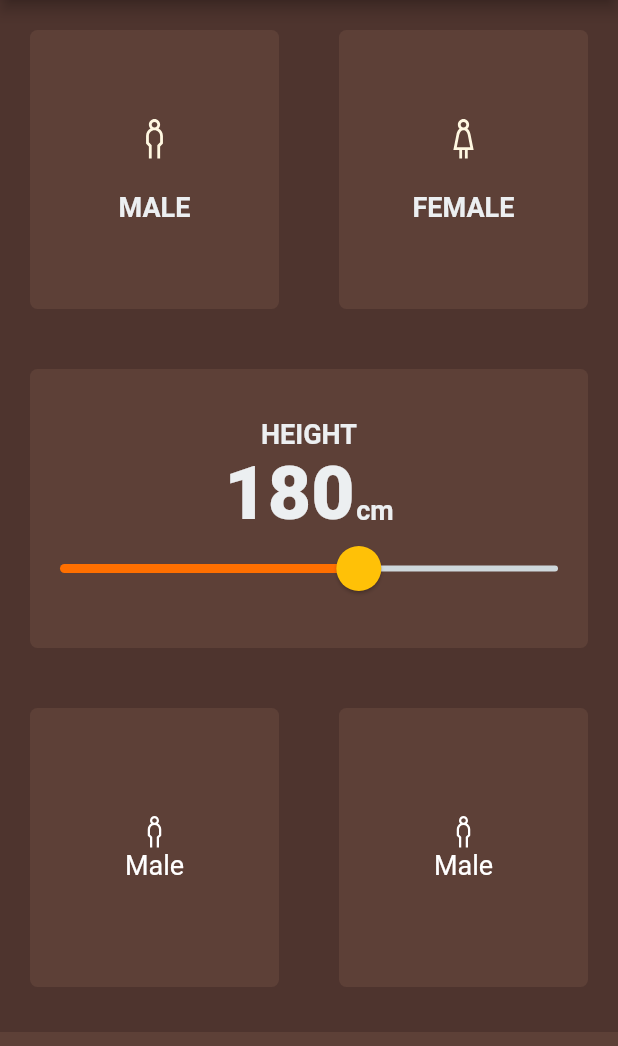
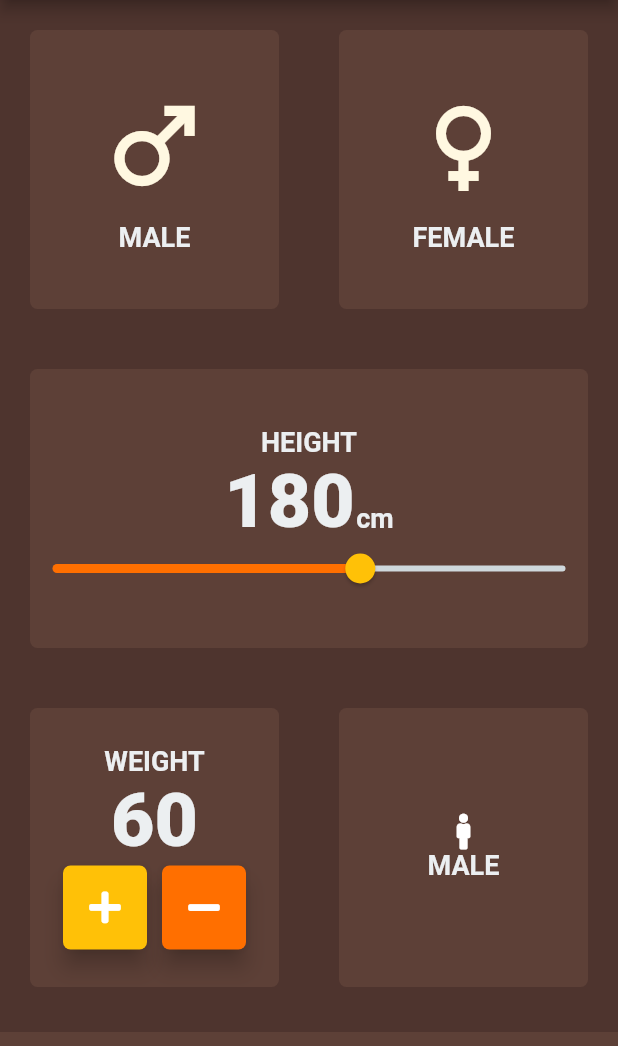
Before and after one commit to cyruskigo30/bmi_calculator, a Flutter app: the screen it shows after launch, on a phone screen of 412 x 824 dp, the part 84-1130 px from its top. Run offline on Flutter 3.47's test engine with Material 2 defaults, Android fonts, the phone set to English and light mode, and no system bars; our stand-ins replace font_awesome_flutter, line_icons.

Commit message:
Add the weight widget with active buttons

```diff
--- a/lib/constants.dart
+++ b/lib/constants.dart
@@ -1,7 +1,7 @@
 import 'package:flutter/material.dart';
 
-const double kImageIconSize = 30;
-const double kSizedBoxHeight = 20;
+const double kImageIconSize = 80;
+const double kSizedBoxHeight = 10;
 const kBottomContainerHeight = 80.0;
 Color kCardColor = Colors.brown.shade700;
 Color kActiveCardColor = Colors.brown.shade600;
--- a/lib/input_page.dart
+++ b/lib/input_page.dart
@@ -1,4 +1,5 @@
 import 'package:flutter/material.dart';
+import 'package:font_awesome_flutter/font_awesome_flutter.dart';
 import 'package:line_icons/line_icons.dart';
 // import 'package:font_awesome_flutter/font_awesome_flutter.dart';
 import 'package:bmi/icon_text_widget.dart';
@@ -12,6 +13,7 @@ enum GenderType {
 }
 GenderType selectedGender = GenderType.idle;
 int height = 180;
+int weight = 60;
 
 class InputPage extends StatefulWidget {
   const InputPage({Key? key}) : super(key: key);
@@ -52,7 +54,7 @@ class _InputPageState extends State<InputPage> {
                         ? kActiveCardColor
                         : kInActiveCardColor,
                     cardChild: const ReusableIconTextWidget(
-                      iconImager: LineIcons.male,
+                      iconImager: Icons.male,
                       iconLabel: 'MALE',
                     ),
                   ),
@@ -68,7 +70,7 @@ class _InputPageState extends State<InputPage> {
                         ? kActiveCardColor
                         : kInActiveCardColor,
                     cardChild: const ReusableIconTextWidget(
-                      iconImager: LineIcons.female,
+                      iconImager: Icons.female,
                       iconLabel: 'FEMALE',
                     ),
                   ),
@@ -105,9 +107,9 @@ class _InputPageState extends State<InputPage> {
                   SliderTheme(
                     data: SliderTheme.of(context).copyWith(
                       thumbShape:
-                          const RoundSliderThumbShape(enabledThumbRadius: 15),
+                          const RoundSliderThumbShape(enabledThumbRadius: 10),
                       overlayShape:
-                          const RoundSliderOverlayShape(overlayRadius: 20),
+                          const RoundSliderOverlayShape(overlayRadius: 15),
                       thumbColor: Colors.amber,
                       activeTrackColor: Colors.amber.shade900,
                       inactiveTrackColor: Colors.blueGrey[100],
@@ -141,9 +143,39 @@ class _InputPageState extends State<InputPage> {
                     colors: kCardColor,
                     cardChild: Column(
                       mainAxisAlignment: MainAxisAlignment.center,
-                      children: const [
-                        Icon(LineIcons.male),
-                        Text("Male"),
+                      children: [
+                        Text(
+                          "WEIGHT",
+                          style: kLabelTextStyle,
+                        ),
+                        Text(
+                          weight.toString(),
+                          style: kNumberStyling,
+                        ),
+                        Row(
+                          mainAxisAlignment: MainAxisAlignment.center,
+                          children: [
+                            RoundIconButton(
+                              buttonIcon: FontAwesomeIcons.plus,
+                              customButtonColor: Colors.amber,
+                              onButtonPressed: () {
+                                setState(() {
+                                  weight++;
+                                });
+                              },
+                            ),
+                            const SizedBox(width: 10),
+                            RoundIconButton(
+                              buttonIcon: FontAwesomeIcons.minus,
+                              customButtonColor: Colors.amber.shade900,
+                              onButtonPressed: () {
+                                setState(() {
+                                  weight--;
+                                });
+                              },
+                            ),
+                          ],
+                        )
                       ],
                     ),
                   ),
@@ -154,9 +186,12 @@ class _InputPageState extends State<InputPage> {
                     colors: kCardColor,
                     cardChild: Column(
                       mainAxisAlignment: MainAxisAlignment.center,
-                      children: const [
-                        Icon(LineIcons.male),
-                        Text("Male"),
+                      children: [
+                        const Icon(FontAwesomeIcons.male),
+                        Text(
+                          "MALE",
+                          style: kLabelTextStyle,
+                        ),
                       ],
                     ),
                   ),
@@ -175,3 +210,31 @@ class _InputPageState extends State<InputPage> {
     );
   }
 }
+
+class RoundIconButton extends StatelessWidget {
+  const RoundIconButton({
+    Key? key,
+    required this.buttonIcon,
+    required this.onButtonPressed,
+    required this.customButtonColor,
+  }) : super(key: key);
+  final IconData buttonIcon;
+  final onButtonPressed;
+  final Color customButtonColor;
+  @override
+  Widget build(BuildContext context) {
+    return RawMaterialButton(
+      onPressed: onButtonPressed,
+      child: Icon(buttonIcon),
+      shape: RoundedRectangleBorder(
+        borderRadius: BorderRadius.circular(5),
+      ),
+      fillColor: customButtonColor,
+      elevation: 6.0,
+      constraints: const BoxConstraints.tightFor(
+        width: 56,
+        height: 56,
+      ),
+    );
+  }
+}
```
